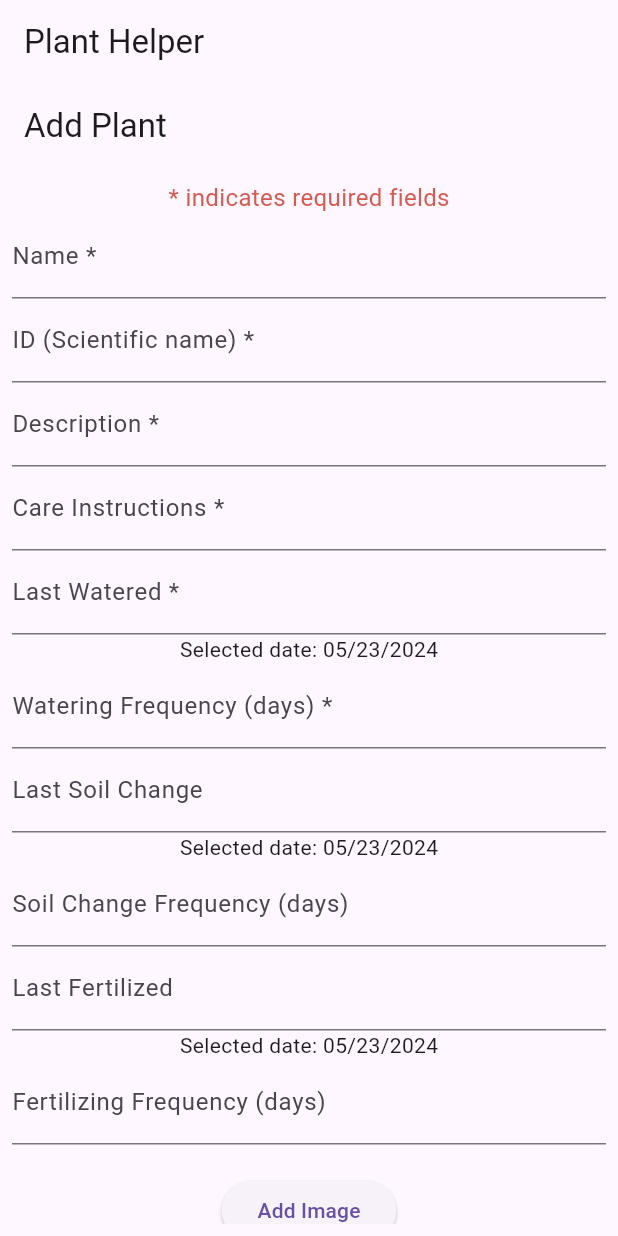
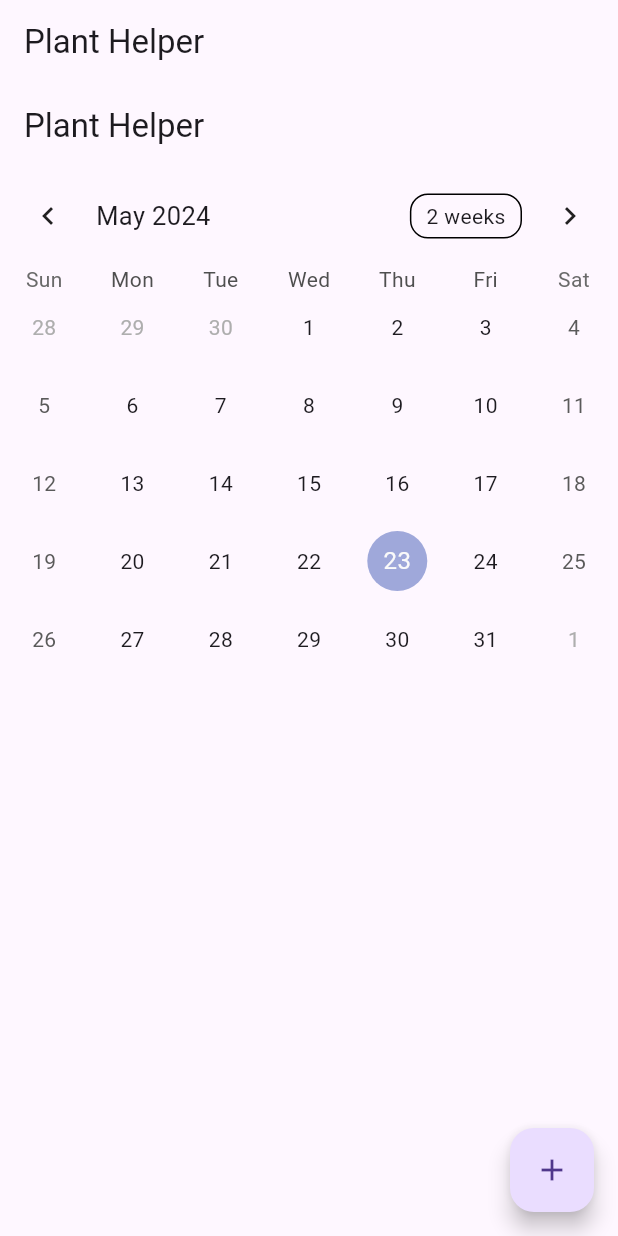
Before and after one commit to adaselcuk/Plant-Helper, a Flutter app: the screen it shows after launch, on a phone screen of 412 x 824 dp. Run offline on Flutter 3.47's test engine with Material 3 defaults, Android fonts, the light colour scheme and no system bars; drawn by our look-alikes of table_calendar; our stand-ins replace image_picker, shared_preferences.

Commit message:
adding a calendar to the homescreen where the user an see when to water, fertilize, or change soil

```diff
--- a/lib/add_plant_view.dart
+++ b/lib/add_plant_view.dart
@@ -8,7 +8,6 @@ import 'package:intl/intl.dart';
 import 'form_data.dart';
 import 'package:provider/provider.dart';
 import 'plant_list.dart';
-import 'package:shared_preferences/shared_preferences.dart';
 
 class AddPlantView extends StatefulWidget {
   final Function(Plant) addPlant;
@@ -129,6 +128,7 @@ class _AddPlantViewState extends State<AddPlantView> with WidgetsBindingObserver
     if (_formKey.currentState!.validate()) {
       _formKey.currentState!.save();
       _saveFormData();
+      Provider.of<PlantList>(context, listen: false).addPlant(newPlant);
       Navigator.of(context).pop(_formData);
     }
   }
@@ -144,6 +144,7 @@ class _AddPlantViewState extends State<AddPlantView> with WidgetsBindingObserver
 
   Future<void> _pickImage() async {
     final ImagePicker _picker = ImagePicker(); //underscore in Dart represents the variable is private
+    try {
       final XFile? image = await _picker.pickImage(source: ImageSource.gallery); // XFile because can get path from the file class
       if (image != null) {
         setState(() {
@@ -151,6 +152,9 @@ class _AddPlantViewState extends State<AddPlantView> with WidgetsBindingObserver
         });
       } else {
         print('No image selected.');
+      }
+    } catch (e) {
+      print('Error picking image: $e');
     }
   }
   @override
--- /dev/null
+++ b/lib/homescreen.dart
@@ -0,0 +1,62 @@
+import 'package:flutter/material.dart';
+import 'package:table_calendar/table_calendar.dart';
+import 'package:provider/provider.dart';
+import 'add_plant_view.dart';
+import 'plant_list.dart';
+
+class HomeScreen extends StatefulWidget {
+  @override
+  _HomeScreenState createState() => _HomeScreenState();
+}
+
+class _HomeScreenState extends State<HomeScreen> {
+  CalendarFormat _calendarFormat = CalendarFormat.month;
+  DateTime _focusedDay = DateTime.now();
+  DateTime? _selectedDay;
+
+  @override
+  Widget build(BuildContext context) {
+    return Scaffold(
+      appBar: AppBar(
+        title: Text('Plant Helper'),
+      ),
+      body: TableCalendar(
+        firstDay: DateTime.utc(2024, 1, 1),
+        lastDay: DateTime.utc(2035, 12, 31),
+        focusedDay: _focusedDay,
+        calendarFormat: _calendarFormat,
+        selectedDayPredicate: (day) {
+          return isSameDay(_selectedDay, day);
+        },
+        onDaySelected: (selectedDay, focusedDay) {
+          setState(() {
+            _selectedDay = selectedDay;
+            _focusedDay = focusedDay;
+          });
+        },
+        onFormatChanged: (format) {
+          setState(() {
+            _calendarFormat = format;
+          });
+        },
+        onPageChanged: (focusedDay) {
+          _focusedDay = focusedDay;
+        },
+      ),
+      floatingActionButton: FloatingActionButton(
+        onPressed: () {
+          Navigator.push(
+            context,
+            MaterialPageRoute(builder: (context) => AddPlantView(addPlant: (plant) {
+              Provider.of<PlantList>(context, listen: false).addPlant(plant);
+              Navigator.pop(context);
+            }
+            )),
+
+          );
+        },
+        child: Icon(Icons.add),
+      ),
+    );
+  }
+}
--- a/lib/main.dart
+++ b/lib/main.dart
@@ -5,6 +5,7 @@ import 'add_plant_view.dart';
 import 'form_data.dart';
 import 'plant_list.dart';
 import 'package:provider/provider.dart';
+import 'homescreen.dart';
 
 void main() {
   runApp(
@@ -52,11 +53,7 @@ class PlantHelperApp extends StatelessWidget {
         appBar: AppBar (
           title: Text('Plant Helper'),
         ),
-        body: AddPlantView(
-          addPlant: (Plant plant) {
-            Provider.of<PlantList>(context, listen: false).addPlant(plant);
-          },
-        ),
+        body: HomeScreen(),
       ),
     );
   }
--- a/pubspec.yaml
+++ b/pubspec.yaml
@@ -35,6 +35,7 @@ dependencies:
   image_picker: ^0.8.4+2
   intl: ^0.17.0
   shared_preferences: ^2.0.8
+  table_calendar: ^3.0.3
 
 
   # The following adds the Cupertino Icons font to your application.
```
Also changed, not shown: pubspec.lock, 1 other file. Lines whose indentation alone changed are shown as unchanged.
